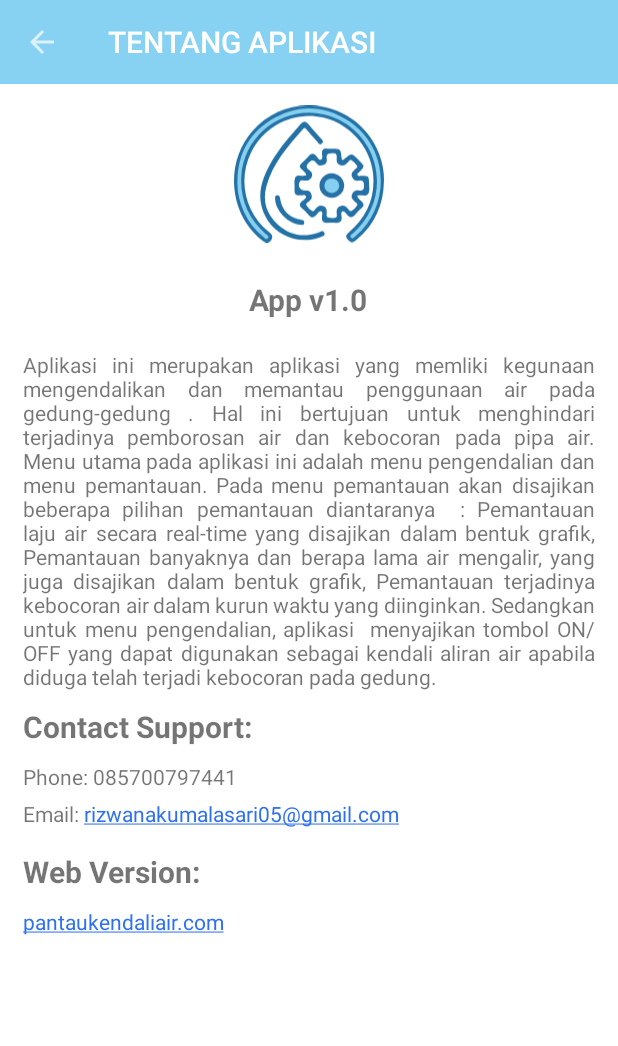
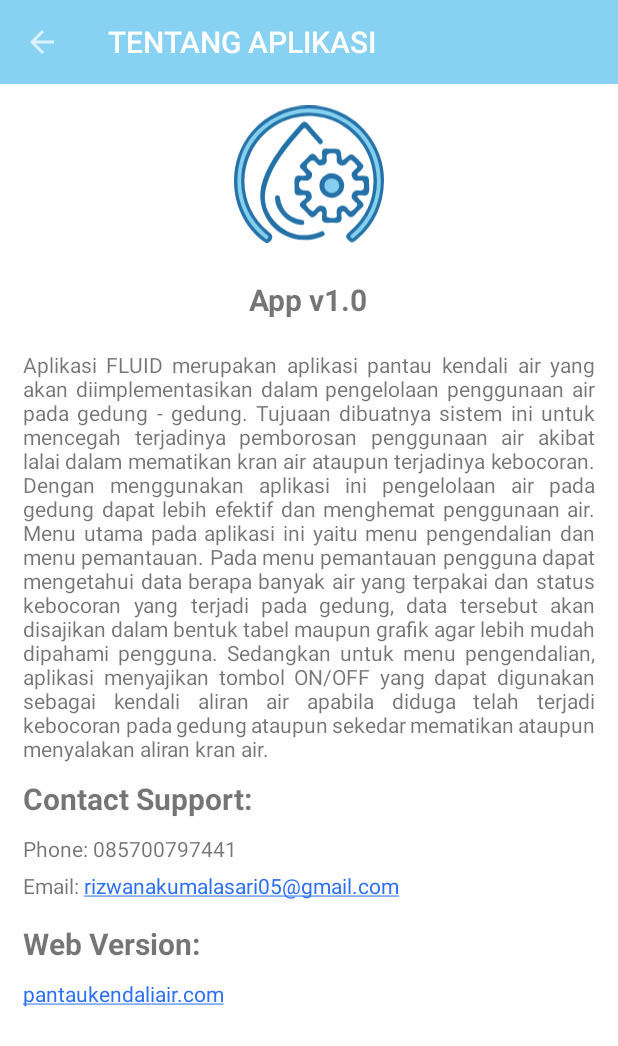
Before and after one commit to alfiana00/Aplikasiku1, an Android app: the Tentang screen opened directly, with no data from a screen before it, on a phone screen of 412 x 824 dp. Shown: the top 1046 px of the screen. Run offline under Robolectric (Android 15) with nearby library versions, the phone set to English and light mode, and no system bars.

Commit message:
update akun tentang

```diff
--- a/app/src/main/java/com/example/aplikasiku/fragment/ChartB.java
+++ b/app/src/main/java/com/example/aplikasiku/fragment/ChartB.java
@@ -163,7 +163,6 @@ public class ChartB extends Fragment {
 
         return v;
     }
-
 
 //
 
--- a/app/src/main/java/com/example/aplikasiku/fragment/ChartC.java
+++ b/app/src/main/java/com/example/aplikasiku/fragment/ChartC.java
@@ -159,9 +159,6 @@ public class ChartC extends Fragment {
 
         return v;
     }
-
-
-//
 
     public void getData(String kolom, String tabel){
         BaseApiService service = RetrofitClient.getClient1().create(BaseApiService.class);
--- a/app/src/main/java/com/example/aplikasiku/fragment/VolumChartA.java
+++ b/app/src/main/java/com/example/aplikasiku/fragment/VolumChartA.java
@@ -157,8 +157,6 @@ public class VolumChartA extends Fragment {
         handler.post(refresh);
         return v;
     }
-
-
     public void getData(String idGedung){
         BaseApiService service = RetrofitClient.getClient1().create(BaseApiService.class);
         Call<VolumeRealtimeResponse> call = service.getVolumeRealtime(idGedung);
--- a/app/src/main/java/com/example/aplikasiku/fragment/VolumChartC.java
+++ b/app/src/main/java/com/example/aplikasiku/fragment/VolumChartC.java
@@ -153,7 +153,6 @@ public class VolumChartC extends Fragment {
         handler.post(refresh);
         return v;
     }
-
 
     public void getData(String idGedung){
         BaseApiService service = RetrofitClient.getClient1().create(BaseApiService.class);
--- a/app/src/main/java/com/example/aplikasiku/fragment/VolumChartD.java
+++ b/app/src/main/java/com/example/aplikasiku/fragment/VolumChartD.java
@@ -153,7 +153,6 @@ public class VolumChartD extends Fragment {
         handler.post(refresh);
         return v;
     }
-
 
     public void getData(String idGedung){
         BaseApiService service = RetrofitClient.getClient1().create(BaseApiService.class);
--- a/app/src/main/java/com/example/aplikasiku/fragment/VolumChartPusat.java
+++ b/app/src/main/java/com/example/aplikasiku/fragment/VolumChartPusat.java
@@ -153,7 +153,6 @@ public class VolumChartPusat extends Fragment {
         handler.post(refresh);
         return v;
     }
-
 
     public void getData(String idGedung){
         BaseApiService service = RetrofitClient.getClient1().create(BaseApiService.class);
--- a/app/src/main/res/layout/activity_tentang.xml
+++ b/app/src/main/res/layout/activity_tentang.xml
@@ -55,8 +55,7 @@
                 android:layout_marginRight="15dp"
                 android:gravity="fill_vertical"
                 android:justificationMode="inter_word"
-                android:text="Aplikasi ini merupakan aplikasi yang memliki kegunaan mengendalikan dan memantau penggunaan air pada gedung-gedung . Hal ini bertujuan untuk menghindari terjadinya pemborosan air dan kebocoran pada pipa air. Menu utama pada aplikasi ini adalah menu pengendalian dan menu pemantauan. Pada menu pemantauan akan disajikan beberapa pilihan pemantauan diantaranya  : Pemantauan laju air secara real-time yang disajikan dalam bentuk grafik, Pemantauan banyaknya dan berapa lama air mengalir, yang juga disajikan dalam bentuk grafik, Pemantauan terjadinya kebocoran air dalam kurun waktu yang diinginkan. Sedangkan untuk menu pengendalian, aplikasi  menyajikan tombol ON/OFF yang dapat digunakan sebagai kendali aliran air apabila diduga telah terjadi kebocoran pada gedung."/>
-
+                android:text="@string/tentang"/>
             <TextView
                 android:layout_width="wrap_content"
                 android:layout_height="wrap_content"
@@ -105,6 +104,7 @@
                 android:linksClickable="true"
                 android:textColorLink="#2D70F3"
                 android:layout_marginTop="10dp"
+                android:layout_marginBottom="10dp"
                 android:layout_marginLeft="15dp"/>
 
         </LinearLayout>
--- a/app/src/main/res/values/strings.xml
+++ b/app/src/main/res/values/strings.xml
@@ -1,5 +1,6 @@
 <resources>
     <string name="app_name">Fluid</string>
+    <string name="tentang">Aplikasi FLUID merupakan aplikasi pantau kendali air yang akan diimplementasikan dalam pengelolaan penggunaan air pada gedung - gedung. Tujuaan dibuatnya sistem ini untuk mencegah terjadinya pemborosan penggunaan air akibat lalai dalam mematikan kran air ataupun terjadinya kebocoran. Dengan menggunakan aplikasi ini pengelolaan air pada gedung dapat lebih efektif dan menghemat penggunaan air.  Menu utama pada aplikasi ini yaitu menu pengendalian dan menu pemantauan. Pada menu pemantauan pengguna dapat mengetahui data berapa banyak air yang terpakai dan status kebocoran yang terjadi pada gedung, data tersebut akan disajikan dalam bentuk tabel maupun grafik agar lebih mudah dipahami pengguna.  Sedangkan untuk menu pengendalian, aplikasi  menyajikan tombol ON/OFF yang dapat digunakan sebagai kendali aliran air apabila diduga telah terjadi kebocoran pada gedung ataupun sekedar mematikan ataupun menyalakan aliran kran air.</string>
     <string-array name="lst_gedung">
         <item>--Pilih Gedung--</item>
         <item>Gednung Pusat</item>
```
Also changed, not shown: app/src/main/java/com/example/aplikasiku/activity/Akun.java (+13 -13 lines).
